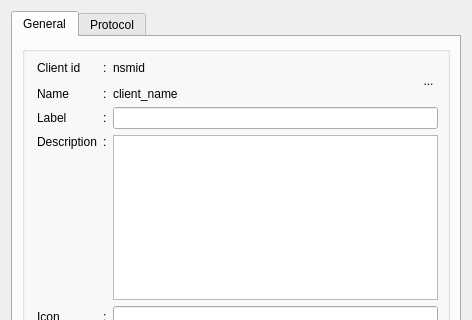
Before: the Qt Designer form resources/ui/client_properties.ui in Houston4444/RaySession, drawn with Qt 5; both pictures show x 0 to 472 and y 0 to 320 of the 472 by 532 pixel window.
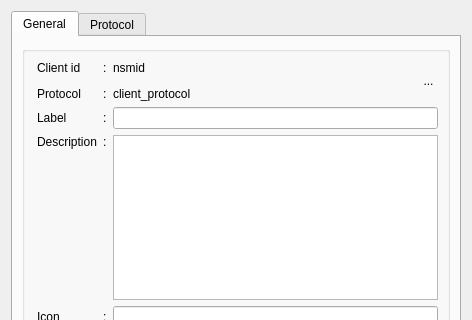
After: the same form once the commit is applied. The open tabs and pages were chosen to show the change. Icons and pictures are not drawn.

Commit message: client properties dialog: place client name in NSM tab, add capabilities display

Diff of the .ui file:
```diff
--- a/resources/ui/client_properties.ui
+++ b/resources/ui/client_properties.ui
@@ -132,7 +132,7 @@
                </sizepolicy>
               </property>
               <property name="text">
-               <string>Name</string>
+               <string>Protocol</string>
               </property>
              </widget>
             </item>
@@ -200,7 +200,7 @@
                </sizepolicy>
               </property>
               <property name="text">
-               <string>client_name</string>
+               <string>client_protocol</string>
               </property>
              </widget>
             </item>
```
Left out of the diff: 4 changed lines with no effect on the pictures. The commit also changes 2 other files.
